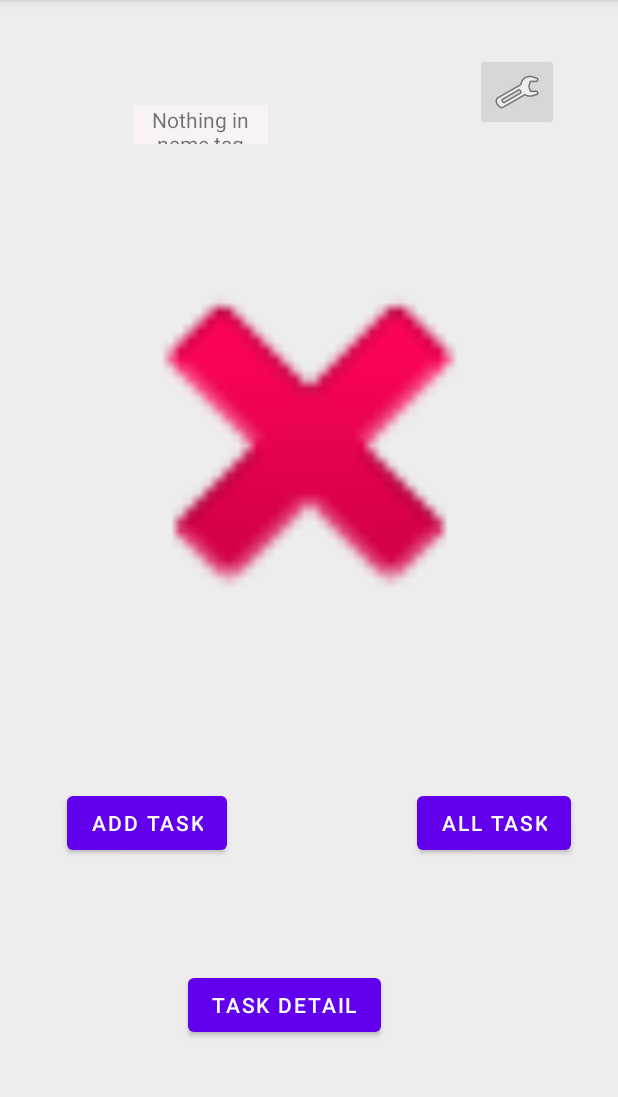
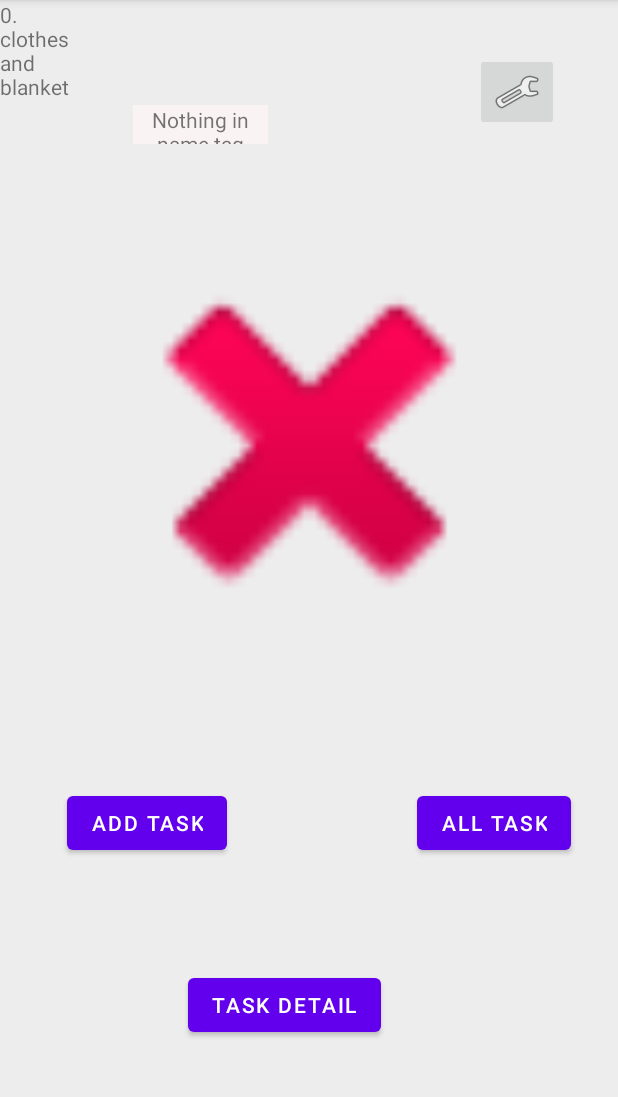
Before and after one commit to zaratr/Android_Development, an Android app: the screen it shows after launch (MainActivity), on a phone screen of 412 x 824 dp, the part 84-1181 px from its top. Run offline under Robolectric (Android 15) with nearby library versions, the phone set to English and light mode, and no system bars.

Commit message:
added taskslist

```diff
--- a/taskmaster/app/src/main/java/com/android/internal/taskmaster/AddTaskActivity.java
+++ b/taskmaster/app/src/main/java/com/android/internal/taskmaster/activity/AddTaskActivity.java
@@ -1,4 +1,4 @@
-package com.android.internal.taskmaster;
+package com.android.internal.taskmaster.activity;
 
 import androidx.annotation.NonNull;
 import androidx.appcompat.app.ActionBar;
@@ -8,6 +8,8 @@ import android.os.Bundle;
 import android.view.MenuItem;
 import android.widget.Button;
 import android.widget.TextView;
+
+import com.android.internal.taskmaster.R;
 
 public class AddTaskActivity extends AppCompatActivity {
 
--- a/taskmaster/app/src/main/java/com/android/internal/taskmaster/AllTasksActivity.java
+++ b/taskmaster/app/src/main/java/com/android/internal/taskmaster/activity/AllTasksActivity.java
@@ -1,4 +1,4 @@
-package com.android.internal.taskmaster;
+package com.android.internal.taskmaster.activity;
 
 import androidx.annotation.NonNull;
 import androidx.appcompat.app.ActionBar;
@@ -6,6 +6,8 @@ import androidx.appcompat.app.AppCompatActivity;
 
 import android.os.Bundle;
 import android.view.MenuItem;
+
+import com.android.internal.taskmaster.R;
 
 public class AllTasksActivity extends AppCompatActivity {
 
--- a/taskmaster/app/src/main/java/com/android/internal/taskmaster/MainActivity.java
+++ b/taskmaster/app/src/main/java/com/android/internal/taskmaster/activity/MainActivity.java
@@ -1,30 +1,48 @@
-package com.android.internal.taskmaster;
+package com.android.internal.taskmaster.activity;
 
 import androidx.annotation.NonNull;
 import androidx.appcompat.app.ActionBar;
 import androidx.appcompat.app.AppCompatActivity;
+import androidx.recyclerview.widget.LinearLayoutManager;
+import androidx.recyclerview.widget.RecyclerView;
 
 import android.content.Intent;
 import android.content.SharedPreferences;
 import android.os.Bundle;
 import android.preference.PreferenceManager;
 import android.view.MenuItem;
-import android.view.View;
 import android.widget.Button;
 import android.widget.ImageButton;
 import android.widget.TextView;
 
+import com.android.internal.taskmaster.R;
+import com.android.internal.taskmaster.adapter.TaskListRecyclerReviewAdapter;
+import com.android.internal.taskmaster.models.Task;
+
+import java.util.ArrayList;
+import java.util.List;
+
 public class MainActivity extends AppCompatActivity {
 
+    public static final String TASK_PARAGRAPH_TAG = "BODY";
     SharedPreferences preferences;
+    private TaskListRecyclerReviewAdapter adapter;
     //TaskListRecyclerReviewAdapter adapter;
 
+
+    /**
+     * OnCreate - Renders on start all attributes
+     * @param savedInstanceState
+     */
     @Override
     protected void onCreate(Bundle savedInstanceState) {
         super.onCreate(savedInstanceState);
         setContentView(R.layout.activity_main);
 
-        //callling the action bar
+        /**
+         * BackButtonOption 1 - allows overriding for back button. part 2 below
+         * callling the action bar
+         */
         ActionBar actionBar = getSupportActionBar();
         //showing the back button in action bar
         actionBar.setDisplayHomeAsUpEnabled(true);
@@ -33,10 +51,14 @@ public class MainActivity extends AppCompatActivity {
 
         setUpSettingsImageView();
         buttonGoTo();
-        //setUpTaskListRecycleView();
+        setUpTaskListRecycleView();
 
     }
 
+
+    /**
+     * OnResume - reRenders page with newly typed attributes to text
+     */
     @Override
     protected  void onResume(){
 
@@ -48,6 +70,9 @@ public class MainActivity extends AppCompatActivity {
     }
 
 
+    /**
+     * Helper function Button Creation -  to create button and listeners
+     */
 
     private void buttonGoTo()
     {
@@ -76,6 +101,10 @@ public class MainActivity extends AppCompatActivity {
 
     }
 
+    /**
+     * Creates a image button and simlilar to button on creation
+     */
+
     private void setUpSettingsImageView(){
 
         //Button three = settings
@@ -87,8 +116,33 @@ public class MainActivity extends AppCompatActivity {
     }
 
 
+    /**
+     * Recycle View
+     */
+    private void setUpTaskListRecycleView() {
+        RecyclerView taskListRecycleReview = (RecyclerView) findViewById(R.id.productRecyclerView);
+        RecyclerView.LayoutManager layoutManager = new LinearLayoutManager(this);
 
-    // this even will enable the back function to the button on press
+        taskListRecycleReview.setLayoutManager(layoutManager);
+
+        List<Task> taskList = new ArrayList<Task>();
+        taskList.add(new Task("Peace", "clothes and blanket"));
+        taskList.add(new Task("Prosperity", "drop a blanket on dem"));
+        taskList.add(new Task("Inclusivity", "drop a blanket on dem"));
+        adapter = new TaskListRecyclerReviewAdapter(taskList, this);
+        taskListRecycleReview.setAdapter(adapter);
+        /*
+         */
+    }
+
+
+
+
+    /**
+     * BackButton part 2- this even will enable the back function to the button on press
+     * @param item
+     * @return
+     */
     @Override
     public boolean onOptionsItemSelected(@NonNull MenuItem item)
     {
--- a/taskmaster/app/src/main/java/com/android/internal/taskmaster/TaskDetail.java
+++ b/taskmaster/app/src/main/java/com/android/internal/taskmaster/activity/TaskDetail.java
@@ -1,8 +1,10 @@
-package com.android.internal.taskmaster;
+package com.android.internal.taskmaster.activity;
 
 import androidx.appcompat.app.AppCompatActivity;
 
 import android.os.Bundle;
+
+import com.android.internal.taskmaster.R;
 
 public class TaskDetail extends AppCompatActivity {
 
--- /dev/null
+++ b/taskmaster/app/src/main/java/com/android/internal/taskmaster/adapter/TaskListRecyclerReviewAdapter.java
@@ -0,0 +1,80 @@
+package com.android.internal.taskmaster.adapter;
+
+import android.content.Context;
+import android.content.Intent;
+import android.view.LayoutInflater;
+import android.view.View;
+import android.view.ViewGroup;
+import android.widget.TextView;
+
+import com.android.internal.taskmaster.R;
+import com.android.internal.taskmaster.activity.MainActivity;
+import com.android.internal.taskmaster.activity.TaskDetail;
+import com.android.internal.taskmaster.models.Task;
+
+import java.util.List;
+
+import androidx.annotation.NonNull;
+import androidx.recyclerview.widget.RecyclerView;
+
+
+// TODO: Step 1-4: Make a class whose sole purpose is to manage RecyclerViews: a RecyclerView.Adapter
+// TODO: Step 3-1: Clean up the RecyclerView.Adapter references to actually use ProductListRecyclerViewAdapter
+// (You'll need to change it in the methods below also)
+public class TaskListRecyclerReviewAdapter extends RecyclerView.Adapter<TaskListRecyclerReviewAdapter.TaskListViewHolder> {
+
+    // TODO: Step 2-3: Hand in data items
+    List<Task> tasks;
+    // TODO: Step 3-2: Hand in the activity context
+    Context callingActivity;
+
+    // TODO: Step 3-2: Hand in the activity context
+    public TaskListRecyclerReviewAdapter(List<Task> _task, Context _callingActivity) {
+        this.tasks = _task;
+        this.callingActivity = _callingActivity;
+    }
+
+
+    @NonNull
+    @Override
+    // TODO: Step 3-1: change to ProductListViewHolder
+    public TaskListViewHolder onCreateViewHolder(@NonNull ViewGroup parent, int viewType) {
+        // TODO: Step 1-7: Inflate fragment
+        View taskFragment = LayoutInflater.from(parent.getContext()).inflate(R.layout.fragment_task_list, parent, false);
+        // TODO: Step 1-9: Attach fragment to ViewHolder
+        return new TaskListViewHolder(taskFragment);
+    }
+
+    // TODO: Step 2-5: Bind data items to Fragments inside of ViewHolders
+    // TODO: Step 3-1: change to ProductListViewHolder
+    @Override
+    public void onBindViewHolder(@NonNull TaskListRecyclerReviewAdapter.TaskListViewHolder holder, int position) {
+        TextView taskFragmentTextView = holder.itemView.findViewById(R.id.taskListFragTextView);
+        String taskName = tasks.get(position).getName();
+        taskFragmentTextView.setText(position + ". " + taskName);
+
+        // TODO: Step 3-3: Make OnClickHandler so we can interact with the RecyclerView items
+        View taskViewHolder = holder.itemView;
+        taskViewHolder.setOnClickListener(v ->{
+            Intent goToTaskDetailIntent = new Intent(callingActivity, TaskDetail.class);
+            goToTaskDetailIntent.putExtra(MainActivity.TASK_PARAGRAPH_TAG, taskName);
+            callingActivity.startActivity(goToTaskDetailIntent);
+        });
+    }
+
+    @Override
+    public int getItemCount() {
+        // TODO: Step 1-10: For testing purposes, hardcode a large number of items
+//        return 100;
+        // TODO: Step 2-5: Make the size of the list dynamic
+        return tasks.size();
+    }
+
+    // TODO: Step 1-8: Make a ViewHolder class to hold a fragment
+    public static class TaskListViewHolder extends RecyclerView.ViewHolder{
+        public TaskListViewHolder(View fragmentItemView) {
+            super(fragmentItemView);
+        }
+    }
+
+}
--- /dev/null
+++ b/taskmaster/app/src/main/java/com/android/internal/taskmaster/models/Task.java
@@ -0,0 +1,22 @@
+package com.android.internal.taskmaster.models;
+
+public class Task {
+
+    String name;
+    String paragraph;
+    public Task(String paragraph, String name)
+    {
+        this.paragraph = paragraph;
+        this.name = name;
+
+    }
+
+    public String getName()
+    {
+        return name;
+    }
+
+    public void setName(String name) {
+        this.name = name;
+    }
+}
--- a/taskmaster/app/src/main/res/layout/activity_add_task.xml
+++ b/taskmaster/app/src/main/res/layout/activity_add_task.xml
@@ -5,7 +5,7 @@
     android:layout_width="match_parent"
     android:layout_height="match_parent"
     android:background="#E8E6E6"
-    tools:context=".AddTaskActivity">
+    tools:context=".activity.AddTaskActivity">
 
     <TextView
         android:id="@+id/stringAddTask"
--- a/taskmaster/app/src/main/res/layout/activity_all_tasks.xml
+++ b/taskmaster/app/src/main/res/layout/activity_all_tasks.xml
@@ -4,7 +4,7 @@
     xmlns:tools="http://schemas.android.com/tools"
     android:layout_width="match_parent"
     android:layout_height="match_parent"
-    tools:context=".AllTasksActivity">
+    tools:context=".activity.AllTasksActivity">
 
     <ImageView
         android:id="@+id/imageView"
--- a/taskmaster/app/src/main/res/layout/activity_main.xml
+++ b/taskmaster/app/src/main/res/layout/activity_main.xml
@@ -5,7 +5,7 @@
     android:layout_width="match_parent"
     android:layout_height="match_parent"
     android:background="#EDEDED"
-    tools:context=".MainActivity">
+    tools:context=".activity.MainActivity">
 
     <TextView
         android:id="@+id/textMainUsernameView"
@@ -105,4 +105,11 @@
         app:layout_constraintTop_toTopOf="parent"
         app:srcCompat="@android:drawable/ic_menu_manage" />
 
+    <androidx.recyclerview.widget.RecyclerView
+        android:id="@+id/productRecyclerView"
+        android:layout_width="59dp"
+        android:layout_height="210dp"
+        tools:layout_editor_absoluteX="1dp"
+        tools:layout_editor_absoluteY="299dp" />
+
 </androidx.constraintlayout.widget.ConstraintLayout>
--- a/taskmaster/app/src/main/res/layout/activity_save_settings.xml
+++ b/taskmaster/app/src/main/res/layout/activity_save_settings.xml
@@ -4,7 +4,7 @@
     xmlns:tools="http://schemas.android.com/tools"
     android:layout_width="match_parent"
     android:layout_height="match_parent"
-    tools:context=".SaveSettingsActivity">
+    tools:context=".activity.SaveSettingsActivity">
 
     <TextView
         android:id="@+id/userNameTextView"
--- a/taskmaster/app/src/main/res/layout/activity_task_detail.xml
+++ b/taskmaster/app/src/main/res/layout/activity_task_detail.xml
@@ -4,7 +4,7 @@
     xmlns:tools="http://schemas.android.com/tools"
     android:layout_width="match_parent"
     android:layout_height="match_parent"
-    tools:context=".TaskDetail">
+    tools:context=".activity.TaskDetail">
 
     <TextView
         android:id="@+id/stringTaskDetailTitle"
--- /dev/null
+++ b/taskmaster/app/src/main/res/layout/fragment_task_list.xml
@@ -0,0 +1,21 @@
+<?xml version="1.0" encoding="utf-8"?>
+<androidx.constraintlayout.widget.ConstraintLayout xmlns:android="http://schemas.android.com/apk/res/android"
+    xmlns:app="http://schemas.android.com/apk/res-auto"
+    xmlns:tools="http://schemas.android.com/tools"
+    android:id="@+id/frameLayout"
+    android:layout_width="match_parent"
+    android:layout_height="match_parent"
+    tools:context=".fragment.TaskListFragment">
+
+    <!-- TODO: Update blank fragment layout -->
+    <TextView
+        android:id="@+id/taskListFragTextView"
+        android:layout_width="0dp"
+        android:layout_height="0dp"
+        android:text="@string/hello_blank_fragment"
+        app:layout_constraintBottom_toBottomOf="parent"
+        app:layout_constraintEnd_toEndOf="parent"
+        app:layout_constraintStart_toStartOf="parent"
+        app:layout_constraintTop_toTopOf="parent" />
+
+</androidx.constraintlayout.widget.ConstraintLayout>
--- a/taskmaster/app/src/main/res/values/strings.xml
+++ b/taskmaster/app/src/main/res/values/strings.xml
@@ -21,4 +21,6 @@
     <string name="imagebuttontosettings">imageButtonToSettings</string>
     <string name="textUsernameView">UserName</string>
     <string name="textUsernameViewChange">"Username: %1$s</string>
+    <!-- TODO: Remove or change this placeholder text -->
+    <string name="hello_blank_fragment">Hello blank fragment</string>
 </resources>
```
Also changed, not shown: taskmaster/app/src/main/AndroidManifest.xml (+5 -5 lines), taskmaster/app/src/main/java/com/android/internal/taskmaster/activity/SaveSettingsActivity.java (renamed from taskmaster/app/src/main/java/com/android/internal/taskmaster/SaveSettingsActivity.java, +3 -6 lines), taskmaster/app/src/main/java/com/android/internal/taskmaster/fragment/TaskListFragment.java (added, +67 -0 lines), 1 other file.
